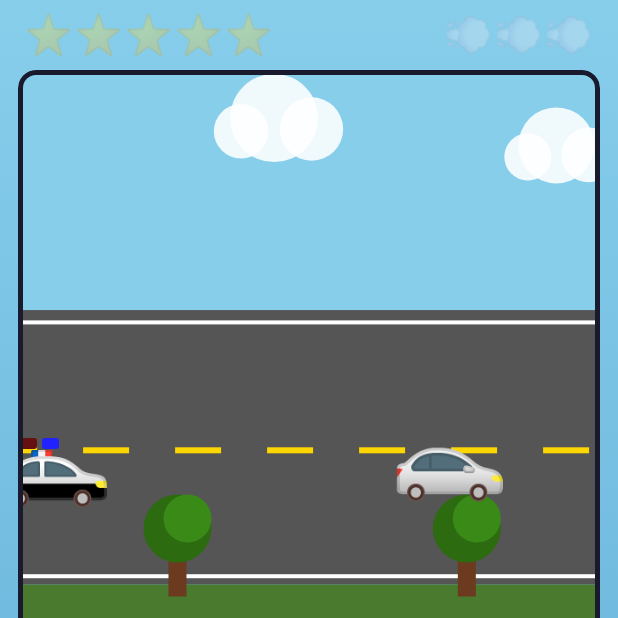
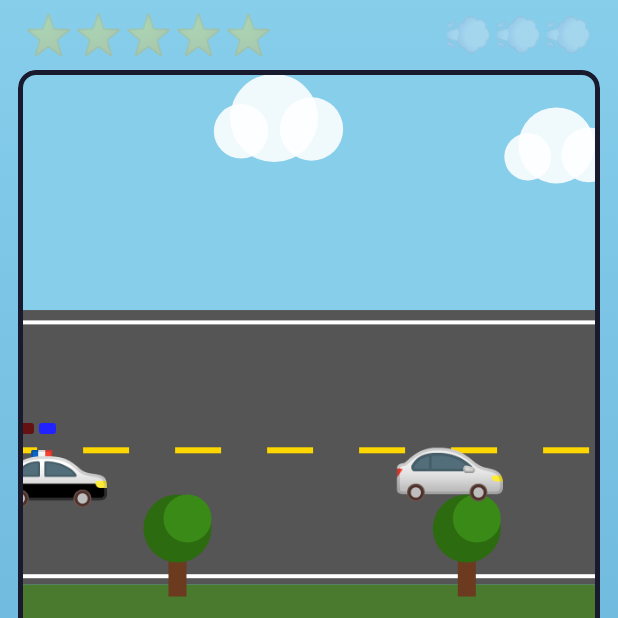
Before and after one commit to wbratley/word-police, an Android app built with Jetpack Compose: the screen it shows after launch (MainActivity), after a tap on an icon or button, on a phone screen of 412 x 824 dp, the top half of it. Run offline under Robolectric (Android 15) with nearby library versions, the phone set to English and light mode, and no system bars; 1 other tap on this screen came first.

Commit message:
Adjust police siren light overlay position to sit over emoji light bar
Move lights 10dp higher (y: -42 → -52) and 2dp left (x: -14 → -16) so
the flashing red/blue boxes align with the built-in light bar on the 🚓 emoji.

```diff
--- a/app/src/main/java/com/wordpolice/GameScreen.kt
+++ b/app/src/main/java/com/wordpolice/GameScreen.kt
@@ -353,8 +353,8 @@ fun RoadScene(policeFraction: Float, criminalFraction: Float, sirenEnabled: Bool
             modifier = Modifier
                 .align(Alignment.BottomStart)
                 .offset(
-                    x = (w.value * animPolice - 14f).dp,
-                    y = carY + policeBounce.dp - 42.dp
+                    x = (w.value * animPolice - 16f).dp,
+                    y = carY + policeBounce.dp - 52.dp
                 )
         ) {
             Box(
```
